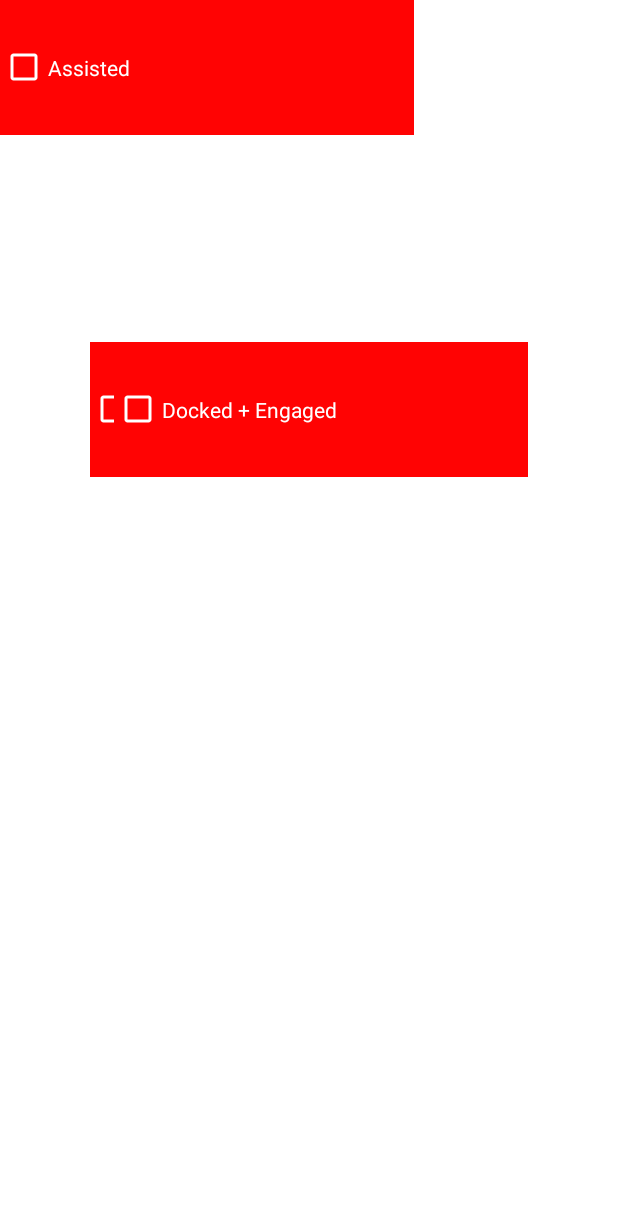
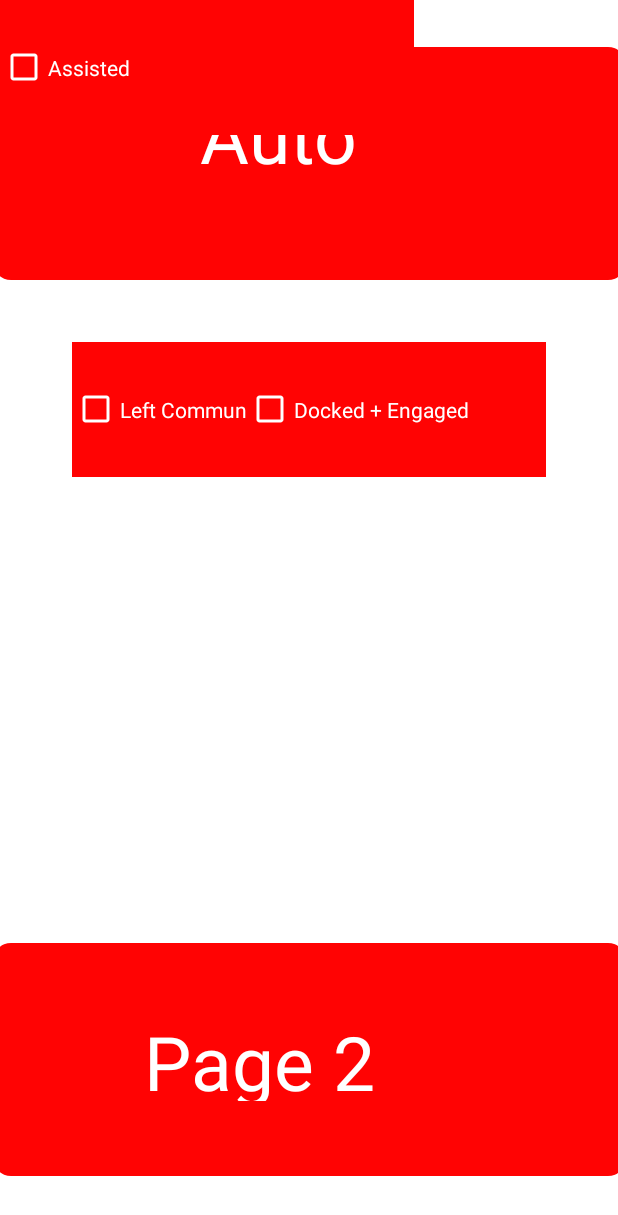
Before and after one commit to Gitmaster511/Scouter-App-2023, an Android app: the layout auto.xml on its own in the app's theme, with its tools: preview values and no code run, on a phone screen of 412 x 824 dp. Shown: the top 1215 px of the screen. Run offline under Robolectric (Android 15) with nearby library versions, the light colour scheme and no system bars.

Commit message:
fixed half of auto

```diff
--- a/app/src/main/res/layout/auto.xml
+++ b/app/src/main/res/layout/auto.xml
@@ -13,43 +13,40 @@
         android:layout_width="422dp"
         android:layout_height="155dp"
         android:layout_marginStart="189dp"
-        android:layout_marginTop="34dp"
+        android:layout_marginTop="31dp"
         android:layout_marginEnd="189dp"
-        android:layout_marginBottom="1091dp"
         android:background="@drawable/smaller_rect_field"
         android:backgroundTint="#ff0303"
         android:bottomLeftRadius="40dp"
         android:bottomRightRadius="40dp"
         android:topLeftRadius="40dp"
         android:topRightRadius="40dp"
-        app:layout_constraintBottom_toBottomOf="parent"
         app:layout_constraintEnd_toEndOf="parent"
-        app:layout_constraintHorizontal_bias="1.0"
+        app:layout_constraintHorizontal_bias="0.502"
         app:layout_constraintStart_toStartOf="parent"
-        app:layout_constraintTop_toTopOf="parent"
-        app:layout_constraintVertical_bias="0.0" />
+        app:layout_constraintTop_toTopOf="parent" />
+
+    <!-- CheckBoxes -->
 
     <TextView
-        android:id="@+id/textView2"
-        android:layout_width="148dp"
-        android:layout_height="77dp"
-        android:layout_marginStart="335dp"
-        android:layout_marginEnd="334dp"
+        android:id="@+id/textView"
+        android:layout_width="114dp"
+        android:layout_height="68dp"
+        android:layout_marginStart="189dp"
+        android:layout_marginTop="56dp"
+        android:layout_marginEnd="189dp"
         android:text="@string/titleauto"
         android:textColor="@color/white"
         android:textSize="50sp"
         app:layout_constraintEnd_toEndOf="parent"
-        app:layout_constraintHorizontal_bias="0.0"
+        app:layout_constraintHorizontal_bias="0.697"
         app:layout_constraintStart_toStartOf="parent"
-        tools:layout_editor_absoluteY="73dp" />
-
-    <!-- CheckBoxes -->
-
+        app:layout_constraintTop_toTopOf="parent" />
 
     <CheckBox
-        android:layout_width="276dp"
+        android:layout_width="200dp"
         android:layout_height="90dp"
-        android:layout_marginStart="60dp"
+        android:layout_marginStart="48dp"
         android:layout_marginTop="228dp"
         android:background="#ff0303"
         android:buttonTint="#ffffff"
@@ -61,10 +58,10 @@
     </CheckBox>
 
     <CheckBox
-        android:layout_width="276dp"
+        android:layout_width="200dp"
         android:layout_height="90dp"
         android:layout_marginTop="228dp"
-        android:layout_marginEnd="60dp"
+        android:layout_marginEnd="48dp"
         android:background="#ff0303"
         android:buttonTint="#ffffff"
         android:text="@string/docked_engaged"
@@ -74,6 +71,9 @@
 
     </CheckBox>
 
+
+    <!-- Bottom Navigation -->
+
     <CheckBox
         android:layout_width="276dp"
         android:layout_height="90dp"
@@ -81,17 +81,14 @@
         android:buttonTint="#ffffff"
         android:text="Assisted"
         android:textColor="@color/white"
-        tools:layout_editor_absoluteX="478dp"
-        tools:layout_editor_absoluteY="878dp"></CheckBox>
+        tools:layout_editor_absoluteX="309dp"
+        tools:layout_editor_absoluteY="636dp" />
 
-
-    <!-- Bottom Navigation -->
     <View
-        android:id="@+id/view"
+        android:id="@+id/view3"
         android:layout_width="422dp"
         android:layout_height="155dp"
         android:layout_marginStart="189dp"
-        android:layout_marginTop="1085dp"
         android:layout_marginEnd="189dp"
         android:layout_marginBottom="40dp"
         android:background="@drawable/smaller_rect_field"
@@ -102,22 +99,23 @@
         android:topRightRadius="40dp"
         app:layout_constraintBottom_toBottomOf="parent"
         app:layout_constraintEnd_toEndOf="parent"
-        app:layout_constraintStart_toStartOf="parent"
-        app:layout_constraintTop_toTopOf="parent" />
+        app:layout_constraintHorizontal_bias="0.502"
+        app:layout_constraintStart_toStartOf="parent" />
 
     <TextView
         android:id="@+id/textView2"
-        android:layout_width="157dp"
-        android:layout_height="87dp"
-        android:layout_marginStart="335dp"
-        android:layout_marginEnd="334dp"
-        android:text="Page 2"
+        android:layout_width="177dp"
+        android:layout_height="60dp"
+        android:layout_marginStart="189dp"
+        android:layout_marginEnd="189dp"
+        android:layout_marginBottom="90dp"
+        android:text="@string/page_2"
         android:textColor="@color/white"
         android:textSize="50sp"
+        app:layout_constraintBottom_toBottomOf="parent"
         app:layout_constraintEnd_toEndOf="parent"
-        app:layout_constraintHorizontal_bias="0.0"
-        app:layout_constraintStart_toStartOf="parent"
-        tools:layout_editor_absoluteY="1126dp" />
+        app:layout_constraintHorizontal_bias="0.652"
+        app:layout_constraintStart_toStartOf="parent" />
 
 
 </androidx.constraintlayout.widget.ConstraintLayout>
--- a/app/src/main/res/values/strings.xml
+++ b/app/src/main/res/values/strings.xml
@@ -5,4 +5,5 @@
     <string name="titleauto">Auto</string>
     <string name="docked_engaged">Docked + Engaged</string>
     <string name="left_community">Left Community</string>
+    <string name="page_2">Page 2</string>
 </resources>
```
Also changed, not shown: app/src/main/res/drawable/Screenshot 2023-01-31 183502.png (added).
